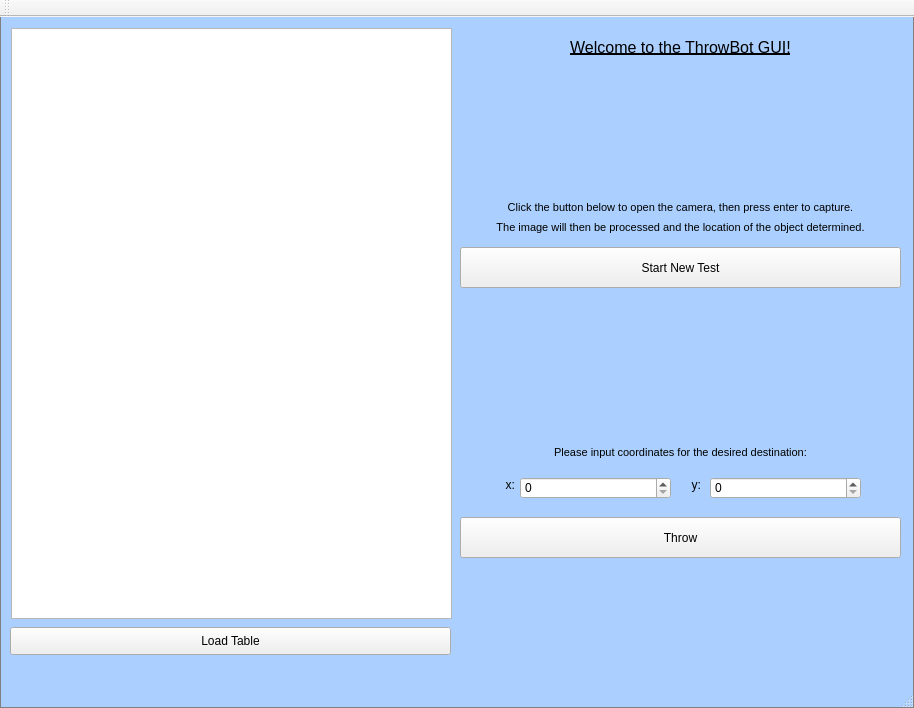
Gunob17/semesterprojekt3gruppe3, file collection/mainwindow.ui: the form before one commit.
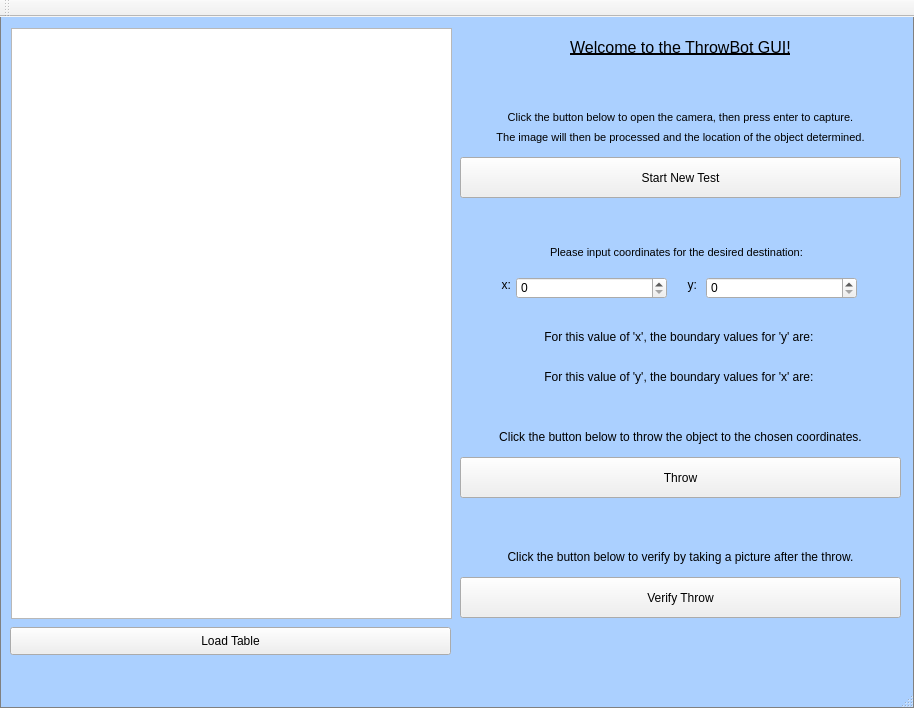
The form after the commit.

```diff
--- a/collection/mainwindow.ui
+++ b/collection/mainwindow.ui
@@ -48,7 +48,7 @@
     <property name="geometry">
      <rect>
       <x>460</x>
-      <y>230</y>
+      <y>140</y>
       <width>441</width>
       <height>41</height>
      </rect>
@@ -60,8 +60,8 @@
    <widget class="QLabel" name="inputPrompt">
     <property name="geometry">
      <rect>
-      <x>460</x>
-      <y>420</y>
+      <x>456</x>
+      <y>220</y>
       <width>441</width>
       <height>31</height>
      </rect>
@@ -81,8 +81,8 @@
    <widget class="QLabel" name="xLabel">
     <property name="geometry">
      <rect>
-      <x>460</x>
-      <y>460</y>
+      <x>456</x>
+      <y>260</y>
       <width>55</width>
       <height>16</height>
      </rect>
@@ -97,8 +97,8 @@
    <widget class="QLabel" name="yLabel">
     <property name="geometry">
      <rect>
-      <x>680</x>
-      <y>460</y>
+      <x>676</x>
+      <y>260</y>
       <width>21</width>
       <height>16</height>
      </rect>
@@ -114,7 +114,7 @@
     <property name="geometry">
      <rect>
       <x>460</x>
-      <y>500</y>
+      <y>440</y>
       <width>441</width>
       <height>41</height>
      </rect>
@@ -126,8 +126,8 @@
    <widget class="QSpinBox" name="xInput">
     <property name="geometry">
      <rect>
-      <x>520</x>
-      <y>460</y>
+      <x>516</x>
+      <y>260</y>
       <width>151</width>
       <height>22</height>
      </rect>
@@ -136,8 +136,8 @@
    <widget class="QSpinBox" name="yInput">
     <property name="geometry">
      <rect>
-      <x>710</x>
-      <y>460</y>
+      <x>706</x>
+      <y>260</y>
       <width>151</width>
       <height>22</height>
      </rect>
@@ -175,11 +175,11 @@
      <set>Qt::AlignCenter</set>
     </property>
    </widget>
-   <widget class="QLabel" name="label">
+   <widget class="QLabel" name="label1">
     <property name="geometry">
      <rect>
       <x>460</x>
-      <y>180</y>
+      <y>90</y>
       <width>441</width>
       <height>21</height>
      </rect>
@@ -203,7 +203,7 @@
     <property name="geometry">
      <rect>
       <x>460</x>
-      <y>200</y>
+      <y>110</y>
       <width>441</width>
       <height>20</height>
      </rect>
@@ -220,6 +220,83 @@
      <set>Qt::AlignCenter</set>
     </property>
    </widget>
+   <widget class="QLabel" name="label7">
+    <property name="geometry">
+     <rect>
+      <x>460</x>
+      <y>530</y>
+      <width>441</width>
+      <height>20</height>
+     </rect>
+    </property>
+    <property name="text">
+     <string>Click the button below to verify by taking a picture after the throw.</string>
+    </property>
+    <property name="alignment">
+     <set>Qt::AlignCenter</set>
+    </property>
+   </widget>
+   <widget class="QLabel" name="label6">
+    <property name="geometry">
+     <rect>
+      <x>460</x>
+      <y>410</y>
+      <width>441</width>
+      <height>20</height>
+     </rect>
+    </property>
+    <property name="text">
+     <string>Click the button below to throw the object to the chosen coordinates.</string>
+    </property>
+    <property name="alignment">
+     <set>Qt::AlignCenter</set>
+    </property>
+   </widget>
+   <widget class="QPushButton" name="verifyButton">
+    <property name="geometry">
+     <rect>
+      <x>460</x>
+      <y>560</y>
+      <width>441</width>
+      <height>41</height>
+     </rect>
+    </property>
+    <property name="text">
+     <string>Verify Throw</string>
+    </property>
+   </widget>
+   <widget class="QLabel" name="label4">
+    <property name="geometry">
+     <rect>
+      <x>460</x>
+      <y>310</y>
+      <width>441</width>
+      <height>20</height>
+     </rect>
+    </property>
+    <property name="text">
+     <string>For this value of 'x', the boundary values for 'y' are: </string>
+    </property>
+    <property name="alignment">
+     <set>Qt::AlignCenter</set>
+    </property>
+   </widget>
+   <widget class="QLabel" name="label5">
+    <property name="geometry">
+     <rect>
+      <x>460</x>
+      <y>350</y>
+      <width>441</width>
+      <height>20</height>
+     </rect>
+    </property>
+    <property name="text">
+     <string>For this value of 'y', the boundary values for 'x' are: </string>
+    </property>
+    <property name="alignment">
+     <set>Qt::AlignCenter</set>
+    </property>
+   </widget>
   </widget>
   <widget class="QMenuBar" name="menuBar">
    <property name="geometry">
```
Left out of the diff: 6 changed lines with no effect on the pictures.
